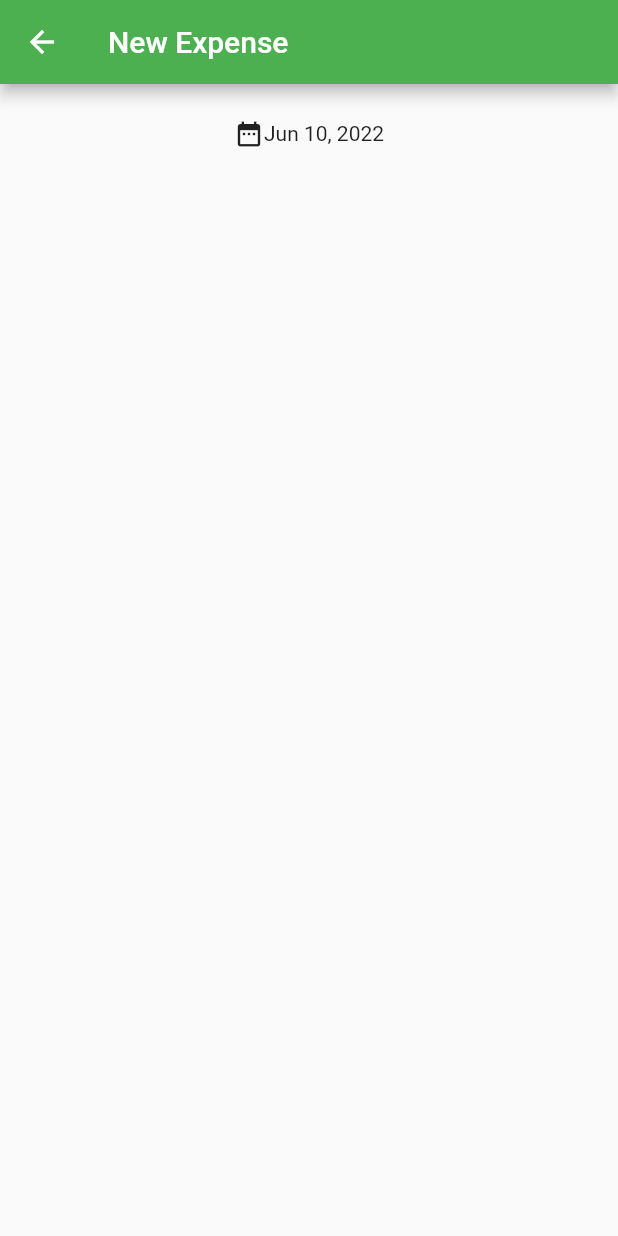
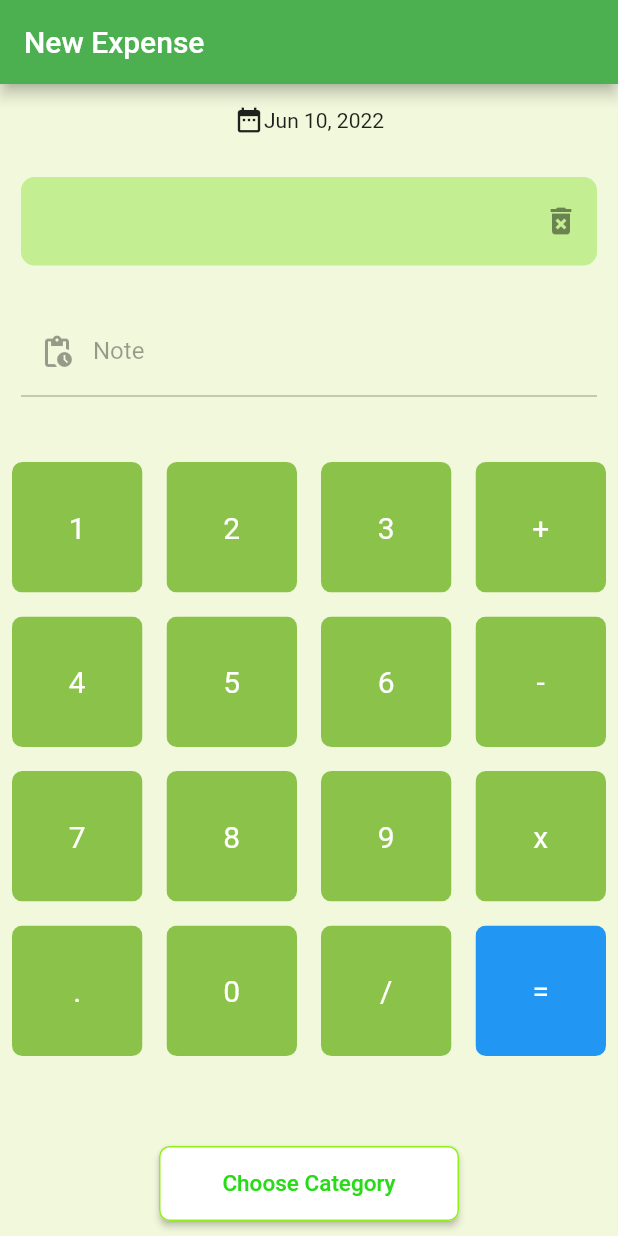
Before and after one commit to mutiadhewanty/money_manage_app, a Flutter app: the PengeluaranScreen screen opened directly, on a phone screen of 412 x 824 dp. Run offline on Flutter 3.47's test engine with Material 2 defaults, Android fonts, the phone set to English and light mode, and no system bars; our stand-ins replace pie_chart.

Commit message:
ui fix1 pengelauran

```diff
--- /dev/null
+++ b/lib/button/buttons.dart
@@ -0,0 +1,35 @@
+import 'package:flutter/material.dart';
+
+class ButtonsPengeluaran extends StatelessWidget {
+  final color;
+  final textColor;
+  final String buttonText;
+  final buttonTapped;
+
+  ButtonsPengeluaran(
+      {this.color,
+      this.textColor,
+      required this.buttonText,
+      this.buttonTapped});
+
+  @override
+  Widget build(BuildContext context) {
+    return GestureDetector(
+      onTap: buttonTapped,
+      child: Padding(
+        padding: const EdgeInsets.all(8.0),
+        child: ClipRRect(
+            borderRadius: BorderRadius.circular(7),
+            child: Container(
+              color: color,
+              child: Center(
+                child: Text(
+                  buttonText,
+                  style: TextStyle(color: textColor, fontSize: 20),
+                ),
+              ),
+            )),
+      ),
+    );
+  }
+}
--- a/lib/main.dart
+++ b/lib/main.dart
@@ -20,7 +20,7 @@ class MyApp extends StatelessWidget {
       theme: ThemeData(
           primaryColor: Colors.white,
           visualDensity: VisualDensity.adaptivePlatformDensity),
-      home: const PemasukanScreen(),
+      home: PengeluaranScreen(),
     );
   }
 }
--- a/lib/screen/pengeluaran.dart
+++ b/lib/screen/pengeluaran.dart
@@ -1,6 +1,7 @@
 import 'package:flutter/material.dart';
 import 'dart:core';
 import 'package:intl/intl.dart';
+import 'package:money_manage_app/button/buttons.dart';
 
 class PengeluaranScreen extends StatefulWidget {
   const PengeluaranScreen({Key? key}) : super(key: key);
@@ -14,19 +15,43 @@ class _PengeluaranScreenState extends State<PengeluaranScreen> {
   static var today = new DateTime.now();
   var formatedTanggal = new DateFormat.yMMMd().format(today);
 
+  // Action
+  var userQuestion = '';
+  var userAnswer = '';
+
+  // kalkulator
+  final List<String> buttons = [
+    '1',
+    '2',
+    '3',
+    '+',
+    '4',
+    '5',
+    '6',
+    '-',
+    '7',
+    '8',
+    '9',
+    'x',
+    '.',
+    '0',
+    '/',
+    '=',
+  ];
+
   @override
   Widget build(BuildContext context) {
     return Scaffold(
+        backgroundColor: Color.fromARGB(255, 242, 248, 220),
         appBar: AppBar(
           backgroundColor: Colors.green,
           title: Text('New Expense'),
         ),
-        body: SingleChildScrollView(
-            child: Container(
-          child: Column(children: <Widget>[
+        body: Column(
+          children: <Widget>[
             Container(
-              padding: EdgeInsets.all(15.0),
-              margin: EdgeInsets.all(8.0),
+              padding: EdgeInsets.all(7.0),
+              margin: EdgeInsets.all(7.0),
               child: Row(
                 mainAxisAlignment: MainAxisAlignment.center,
                 children: [
@@ -40,11 +65,115 @@ class _PengeluaranScreenState extends State<PengeluaranScreen> {
                 ],
               ),
             ),
-            SizedBox(
-              height: 16,
+
+            Container(
+              padding: EdgeInsets.all(7.0),
+              margin: EdgeInsets.all(7.0),
+              child: TextField(
+                decoration: InputDecoration(
+                    filled: true,
+                    fillColor: Color.fromARGB(255, 195, 238, 145),
+                    suffixIcon: Icon(Icons.delete_forever),
+                    border: OutlineInputBorder(
+                      borderRadius: BorderRadius.circular(9),
+                      borderSide: BorderSide.none,
+                    )),
+              ),
             ),
-            Container()
-          ]),
-        )));
+            Container(
+              padding: EdgeInsets.all(7.0),
+              margin: EdgeInsets.all(7.0),
+              child: TextField(
+                decoration: InputDecoration(
+                    enabled: false,
+                    hintText: 'hint',
+                    helperText: 'helper',
+                    labelText: 'Note',
+                    prefixIcon: Icon(Icons.pending_actions_outlined),
+                    counterText: 'counter'),
+              ),
+            ),
+
+            Expanded(
+                flex: 4,
+                child: Container(
+                  child: Center(
+                    child: GridView.builder(
+                        itemCount: buttons.length,
+                        gridDelegate: SliverGridDelegateWithFixedCrossAxisCount(
+                            crossAxisCount: 4),
+                        itemBuilder: (BuildContext context, int index) {
+                          if (index == 15) {
+                            return ButtonsPengeluaran(
+                              buttonText: buttons[index],
+                              color: Colors.blue,
+                              textColor: Colors.white,
+                            );
+                          }
+                          // tanda =
+                          else if (index == buttons.length - 1) {
+                            return ButtonsPengeluaran(
+                              buttonTapped: () {
+                                setState(() {
+                                  equalPressed();
+                                });
+                              },
+                              buttonText: buttons[index],
+                              color: Colors.lightGreen,
+                              textColor: Colors.white,
+                            );
+                          } else {
+                            return ButtonsPengeluaran(
+                              buttonTapped: () {
+                                setState(() {
+                                  userQuestion += buttons[index];
+                                });
+                              },
+                              buttonText: buttons[index],
+                              color: isOperator(buttons[index])
+                                  ? Colors.lightGreen
+                                  : Colors.lightGreen,
+                              textColor: isOperator(buttons[index])
+                                  ? Colors.white
+                                  : Colors.white,
+                            );
+                          }
+                        }),
+                  ),
+                )),
+            // choose category
+            Container(
+              margin: EdgeInsets.all(10),
+              height: 50.0,
+              width: 200.0,
+              child: RaisedButton(
+                shape: RoundedRectangleBorder(
+                    borderRadius: BorderRadius.circular(7.0),
+                    side: BorderSide(color: Color.fromARGB(255, 146, 240, 24))),
+                onPressed: () {},
+                padding: EdgeInsets.all(10.0),
+                color: Colors.white,
+                textColor: Color.fromARGB(255, 39, 219, 22),
+                child: Text("Choose Category", style: TextStyle(fontSize: 15)),
+              ),
+            ),
+          ],
+        ));
+  }
+
+  bool isOperator(String x) {
+    if (x == '%' || x == '/' || x == 'x' || x == '-' || x == '+' || x == '=') {
+      return true;
+    }
+    return false;
+  }
+
+  void equalPressed() {
+    String finalQuestion = userQuestion;
+
+    // Parser p = Parser();
+    // Exception exp = p.parse(finalQuestion);
+    // ContextModel cm = ContextModel();
+    // double eval = exp.evaluate(EveluationType.REAL, cm);
   }
 }
```
